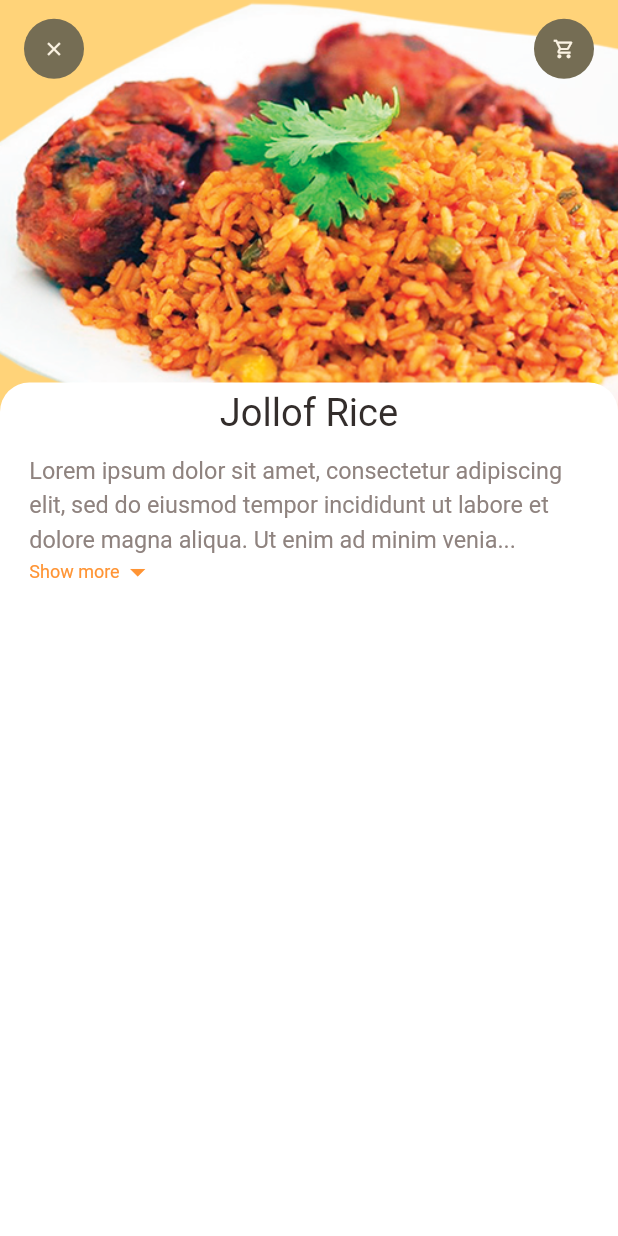
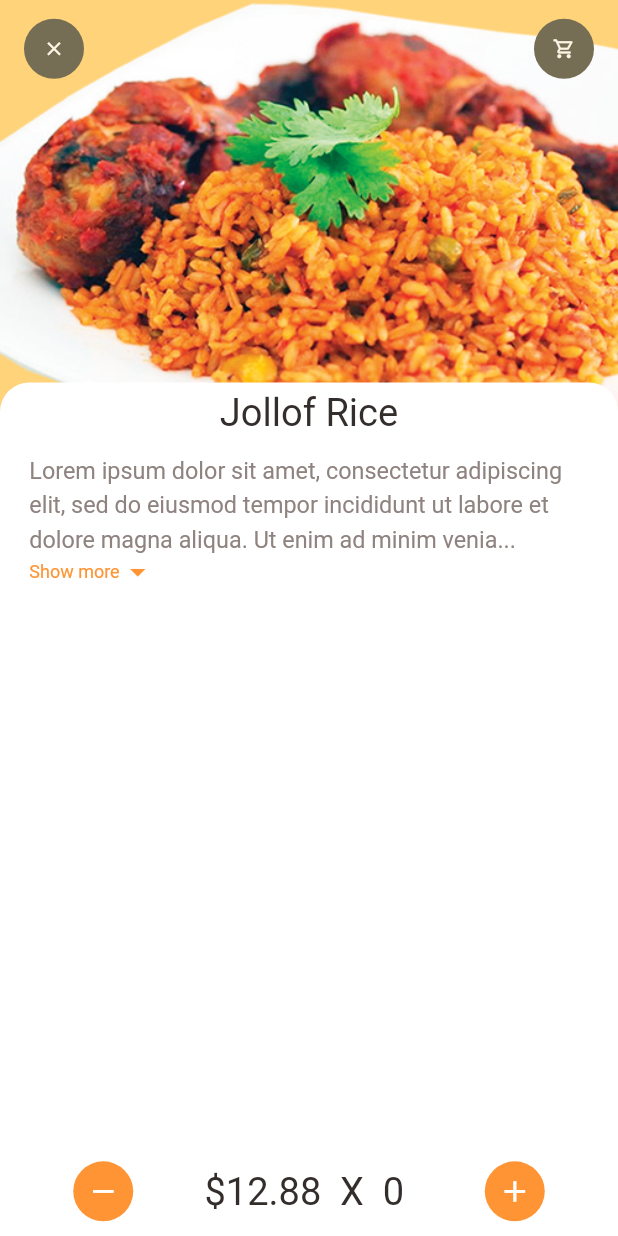
Before and after one commit to Ormah-lang/food_delivery_app, a Flutter app: the screen it shows after launch, on a phone screen of 412 x 824 dp. Run offline on Flutter 3.47's test engine with Material 2 defaults, Android fonts, the phone set to English and light mode, and no system bars; our stand-ins replace dots_indicator, get.

Commit message:
add the container with price increment on the recommended food detail screen

```diff
--- a/lib/screens/food/recommended_food_detail.dart
+++ b/lib/screens/food/recommended_food_detail.dart
@@ -80,6 +80,41 @@ class RecommendedFoodDetail extends StatelessWidget {
           )
         ],
       ),
+      bottomNavigationBar: Column(
+        mainAxisSize: MainAxisSize.min,
+        children: [
+          //container for price increment
+          Container(
+            padding: EdgeInsets.only(
+              left: Dimensions.width20 * 2.5,
+              right: Dimensions.width20 * 2.5,
+              bottom: Dimensions.height10,
+            ),
+            child: Row(
+              mainAxisAlignment: MainAxisAlignment.spaceBetween,
+              children: [
+                AppIcon(
+                  iconSize: Dimensions.iconSize24,
+                  iconColor: Colors.white,
+                  backgroundColor: AppColors.mainColor,
+                  icon: Icons.remove,
+                ),
+                BigText(
+                  text: '\$12.88 ' + ' X ' + ' 0 ',
+                  color: AppColors.mainBlackColor,
+                  size: Dimensions.font26,
+                ),
+                AppIcon(
+                  iconSize: Dimensions.iconSize24,
+                  iconColor: Colors.white,
+                  backgroundColor: AppColors.mainColor,
+                  icon: Icons.add,
+                ),
+              ],
+            ),
+          )
+        ],
+      ),
     );
   }
 }
--- a/lib/widgets/app_icon.dart
+++ b/lib/widgets/app_icon.dart
@@ -1,18 +1,19 @@
 import 'package:flutter/material.dart';
-import 'package:food_delivery_app/utilities/dimensions.dart';
 
 class AppIcon extends StatelessWidget {
   final IconData icon;
   final Color backgroundColor;
   final Color iconColor;
   final double size;
-  const AppIcon({
-    Key? key,
-    required this.icon,
-    this.iconColor = const Color(0xFFfcf4e4),
-    this.backgroundColor = const Color(0xFF756d54),
-    this.size = 40,
-  }) : super(key: key);
+  final double iconSize;
+  const AppIcon(
+      {Key? key,
+      required this.icon,
+      this.iconColor = const Color(0xFFfcf4e4),
+      this.backgroundColor = const Color(0xFF756d54),
+      this.size = 40,
+      this.iconSize = 15})
+      : super(key: key);
 
   @override
   Widget build(BuildContext context) {
@@ -26,7 +27,7 @@ class AppIcon extends StatelessWidget {
       child: Icon(
         icon,
         color: iconColor,
-        size: Dimensions.iconSize15,
+        size: iconSize,
       ),
     );
   }
```
